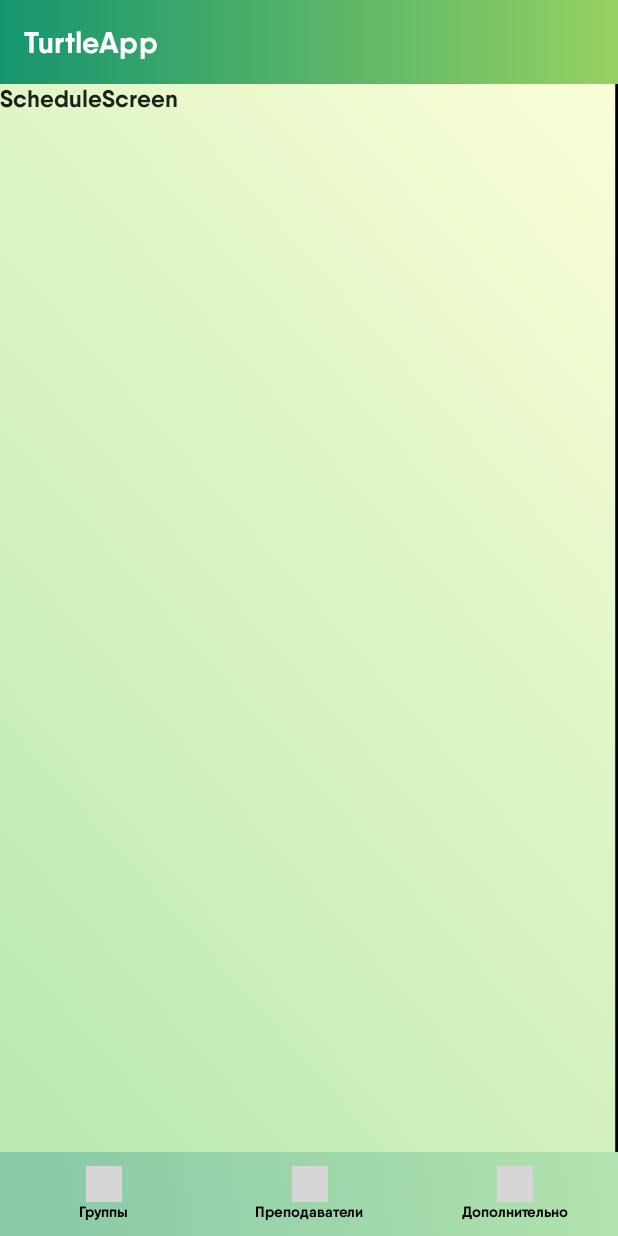
After one commit to marat101/TurtleApp, an Android app built with Jetpack Compose: the ScheduleScreen screen opened through its navigation route, on a phone screen of 412 x 824 dp. The commit adds this screen. Run offline under Robolectric (Android 15) with nearby library versions, the phone set to English and light mode, and no system bars; 2 statements that could not run were skipped; grey boxes are pictures that could not be loaded.

Commit message:
add bottom navigation menu && fix background drawable

```diff
--- a/app/src/main/res/values/themes.xml
+++ b/app/src/main/res/values/themes.xml
@@ -3,5 +3,6 @@
 
     <style name="Theme.TurtleApp" parent="android:Theme.Material.Light.NoActionBar">
         <item name="android:forceDarkAllowed" tools:targetApi="q">false</item>
+        <item name="android:windowBackground">@drawable/back</item>
     </style>
 </resources>
--- /dev/null
+++ b/ui/src/debug/res/drawable/ic_more.xml
@@ -0,0 +1,5 @@
+<vector android:autoMirrored="true" android:height="24dp"
+    android:tint="#FFFFFF" android:viewportHeight="24"
+    android:viewportWidth="24" android:width="24dp" xmlns:android="http://schemas.android.com/apk/res/android">
+    <path android:fillColor="@android:color/white" android:pathData="M4,10.5c-0.83,0 -1.5,0.67 -1.5,1.5s0.67,1.5 1.5,1.5 1.5,-0.67 1.5,-1.5 -0.67,-1.5 -1.5,-1.5zM4,4.5c-0.83,0 -1.5,0.67 -1.5,1.5S3.17,7.5 4,7.5 5.5,6.83 5.5,6 4.83,4.5 4,4.5zM4,16.5c-0.83,0 -1.5,0.68 -1.5,1.5s0.68,1.5 1.5,1.5 1.5,-0.68 1.5,-1.5 -0.67,-1.5 -1.5,-1.5zM7,19h14v-2L7,17v2zM7,13h14v-2L7,11v2zM7,5v2h14L21,5L7,5z"/>
+</vector>
--- a/ui/src/main/java/com/turtleteam/ui/MainActivity.kt
+++ b/ui/src/main/java/com/turtleteam/ui/MainActivity.kt
@@ -1,20 +1,17 @@
 package com.turtleteam.ui
 
 import android.annotation.SuppressLint
-import android.graphics.drawable.Drawable
 import android.os.Bundle
 import androidx.activity.ComponentActivity
 import androidx.activity.compose.setContent
-import androidx.compose.foundation.Image
 import androidx.compose.foundation.background
-import androidx.compose.foundation.layout.Column
-import androidx.compose.foundation.layout.fillMaxSize
+import androidx.compose.foundation.layout.*
 import androidx.compose.material.*
 import androidx.compose.ui.Modifier
 import androidx.compose.ui.graphics.Color
-import androidx.compose.ui.graphics.toArgb
-import androidx.compose.ui.res.painterResource
 import androidx.compose.ui.unit.dp
+import androidx.navigation.compose.rememberNavController
+import com.turtleteam.ui.screens.navigation.BottomNavigationMenu
 import com.turtleteam.ui.screens.navigation.TurtleNavHost
 import com.turtleteam.ui.theme.TurtleAppTheme
 import com.turtleteam.ui.theme.lightBrush1
@@ -23,17 +20,13 @@ class MainActivity : ComponentActivity() {
 
     @SuppressLint("UnusedMaterialScaffoldPaddingParameter")
     override fun onCreate(savedInstanceState: Bundle?) {
-        window.statusBarColor = Color.Transparent.toArgb()
-        window.setBackgroundDrawableResource(R.drawable.toolbar_gradient)
+//        window.statusBarColor = Color.Transparent.toArgb()
+//        window.setBackgroundDrawableResource(R.drawable.toolbar_gradient)
         super.onCreate(savedInstanceState)
 
         setContent {
             TurtleAppTheme {
-                Image(
-                    modifier = Modifier.fillMaxSize(),
-                    painter = painterResource(id = R.drawable.back),
-                    contentDescription = ""
-                )
+                val navController = rememberNavController()
                 Column(modifier = Modifier.fillMaxSize()) {
                     TopAppBar(
                         title = { Text(text = "TurtleApp") },
@@ -42,7 +35,10 @@ class MainActivity : ComponentActivity() {
                         backgroundColor = Color.Transparent,
                         elevation = 0.dp
                     )
-                    TurtleNavHost()
+                    Box(Modifier.fillMaxWidth().weight(1f)){
+                        TurtleNavHost(navController)
+                    }
+                    BottomNavigationMenu(navController)
                 }
             }
         }
--- /dev/null
+++ b/ui/src/main/java/com/turtleteam/ui/screens/navigation/BottomNavigationMenu.kt
@@ -0,0 +1,112 @@
+package com.turtleteam.ui.screens.navigation
+
+import androidx.annotation.DrawableRes
+import androidx.annotation.StringRes
+import androidx.compose.foundation.background
+import androidx.compose.foundation.layout.Column
+import androidx.compose.foundation.layout.RowScope
+import androidx.compose.foundation.layout.fillMaxWidth
+import androidx.compose.foundation.layout.size
+import androidx.compose.material.BottomNavigation
+import androidx.compose.material.BottomNavigationItem
+import androidx.compose.material.Icon
+import androidx.compose.material.Text
+import androidx.compose.runtime.Composable
+import androidx.compose.ui.Alignment
+import androidx.compose.ui.Modifier
+import androidx.compose.ui.graphics.Color
+import androidx.compose.ui.res.painterResource
+import androidx.compose.ui.res.stringResource
+import androidx.compose.ui.unit.dp
+import androidx.compose.ui.unit.sp
+import androidx.navigation.NavHostController
+import androidx.navigation.compose.currentBackStackEntryAsState
+import com.turtleteam.ui.R
+import com.turtleteam.ui.theme.lightBackgroundBrush
+
+@Composable
+fun BottomNavigationMenu(
+    navHostController: NavHostController
+){
+    val backStack = navHostController.currentBackStackEntryAsState()
+
+    BottomNavigation(
+        modifier = Modifier.fillMaxWidth().background(lightBackgroundBrush),
+        backgroundColor = Color.Transparent,
+        elevation = 0.dp
+    ) {
+        val isHomeScreenSelected = backStack.value?.destination?.route == Routes.HOME_SCREEN.route
+        CustomBottomNavigationItem(
+            rowScope = this,
+            isItemSelected = isHomeScreenSelected,
+            navHostController = navHostController,
+            route = Routes.HOME_SCREEN.route,
+            drawableId = R.drawable.ic_groups,
+            stringId = R.string.groups
+        )
+        val isTeachersScreenSelected = backStack.value?.destination?.route == Routes.TEACHERS_SCREEN.route
+        CustomBottomNavigationItem(
+            rowScope = this,
+            isItemSelected = isTeachersScreenSelected,
+            navHostController = navHostController,
+            route = Routes.TEACHERS_SCREEN.route,
+            drawableId = R.drawable.ic_teachers,
+            stringId = R.string.teachers
+        )
+
+        val isMoreScreenSelected = backStack.value?.destination?.route == Routes.MORE_SCREEN.route
+        CustomBottomNavigationItem(
+            rowScope = this,
+            isItemSelected = isMoreScreenSelected,
+            navHostController = navHostController,
+            route = Routes.MORE_SCREEN.route,
+            drawableId = R.drawable.ic_more,
+            stringId = R.string.more
+        )
+    }
+}
+
+@Composable
+fun CustomBottomNavigationItem(
+    rowScope: RowScope,
+    isItemSelected: Boolean,
+    navHostController: NavHostController,
+    route:String,
+    @DrawableRes drawableId:Int,
+    @StringRes stringId:Int
+) {
+    rowScope.BottomNavigationItem(
+        selected = isItemSelected,
+        onClick = {
+            navHostController.navigate(route){ popUpTo(0) }
+        },
+        icon = {
+            BottomNavigationItemIcon(
+                drawableId = drawableId,
+                stringId = stringId,
+                isItemSelected = isItemSelected
+            )
+        }
+    )
+}
+
+@Composable
+fun BottomNavigationItemIcon(
+    @DrawableRes drawableId:Int,
+    @StringRes stringId:Int,
+    isItemSelected:Boolean
+){
+    Column(horizontalAlignment = Alignment.CenterHorizontally) {
+        Icon(
+            modifier = Modifier.size(24.dp),
+            painter = painterResource(id = drawableId),
+            contentDescription = null,
+            tint = if (isItemSelected) Color.White else Color.Black
+        )
+        Text(
+            text = stringResource(id = stringId),
+            fontSize = if (isItemSelected) 14.sp else 10.sp,
+            color = if (isItemSelected) Color.White else Color.Black
+        )
+    }
+}
--- a/ui/src/main/java/com/turtleteam/ui/screens/navigation/Navigation.kt
+++ b/ui/src/main/java/com/turtleteam/ui/screens/navigation/Navigation.kt
@@ -1,16 +1,25 @@
 package com.turtleteam.ui.screens.navigation
 
 import androidx.compose.runtime.Composable
+import androidx.navigation.NavHostController
 import androidx.navigation.compose.NavHost
 import androidx.navigation.compose.composable
-import androidx.navigation.compose.rememberNavController
+import com.turtleteam.ui.screens.morescreen.MoreScreen
+import com.turtleteam.ui.screens.schedulescreen.ScheduleScreen
 import com.turtleteam.ui.screens.scheduleselect.ScheduleSelectScreen
+import com.turtleteam.ui.screens.teachersscreen.TeachersScreen
 
 @Composable
-fun TurtleNavHost() {
-    val navController = rememberNavController()
-
-    NavHost(navController = navController, startDestination = Routes.HOMESCREEN.route) {
-        composable(Routes.HOMESCREEN.route) { ScheduleSelectScreen(navController) }
+fun TurtleNavHost(
+    navController: NavHostController
+) {
+    NavHost(navController = navController, startDestination = Routes.HOME_SCREEN.route) {
+        composable(Routes.HOME_SCREEN.route) { ScheduleSelectScreen(navController) }
+        composable(Routes.TEACHERS_SCREEN.route) { TeachersScreen(navController) }
+        composable(Routes.MORE_SCREEN.route) { MoreScreen(navController) }
+        composable(Routes.SCHEDULE_SCREEN.route) {
+        //TODO add args
+            ScheduleScreen(navController)
+        }
     }
 }
--- a/ui/src/main/java/com/turtleteam/ui/screens/navigation/Routes.kt
+++ b/ui/src/main/java/com/turtleteam/ui/screens/navigation/Routes.kt
@@ -1,5 +1,8 @@
 package com.turtleteam.ui.screens.navigation
 
 enum class Routes(val route: String) {
-    HOMESCREEN("home_screen")
+    HOME_SCREEN("home_screen"),
+    TEACHERS_SCREEN("teachers_screen"),
+    MORE_SCREEN("more_screen"),
+    SCHEDULE_SCREEN("schedule_screen")
 }
--- /dev/null
+++ b/ui/src/main/java/com/turtleteam/ui/screens/schedulescreen/ScheduleScreen.kt
@@ -0,0 +1,10 @@
+package com.turtleteam.ui.screens.schedulescreen
+
+import androidx.compose.material.Text
+import androidx.compose.runtime.Composable
+import androidx.navigation.NavHostController
+
+@Composable
+fun ScheduleScreen(navController: NavHostController) {
+    Text(text = "ScheduleScreen")
+}
--- a/ui/src/main/java/com/turtleteam/ui/screens/scheduleselect/ScheduleSelectScreen.kt
+++ b/ui/src/main/java/com/turtleteam/ui/screens/scheduleselect/ScheduleSelectScreen.kt
@@ -133,6 +133,7 @@ fun GroupList(
             modifier = Modifier.fillMaxWidth(),
             label = { Text(text = stringResource(R.string.search),color = Color.Black) },
             maxLines = 1,
+            singleLine = true,
             value = query.value,
             onValueChange = {
                 query.value = it
--- a/ui/src/main/java/com/turtleteam/ui/theme/Color.kt
+++ b/ui/src/main/java/com/turtleteam/ui/theme/Color.kt
@@ -1,5 +1,6 @@
 package com.turtleteam.ui.theme
 
+import androidx.compose.ui.geometry.Offset
 import androidx.compose.ui.graphics.Brush
 import androidx.compose.ui.graphics.Color
 
@@ -24,6 +25,11 @@ val darkGreen = Color(0xFF15956F)
 val lightGreen = Color(0xFF96D162)
 val transparentWhite = Color(255, 255, 255, 0x40)
 val lightBrush1 = Brush.horizontalGradient(listOf(darkGreen ,lightGreen))
+val lightBackgroundBrush = Brush.linearGradient(
+    listOf(Color(0xFF86C8A7), Color(0xFFB3E3AE)),
+    start = Offset(0f, Float.POSITIVE_INFINITY),
+    end = Offset(Float.POSITIVE_INFINITY, 0f)
+)
 
 
 // Темная Тёма
--- a/ui/src/main/res/values/strings.xml
+++ b/ui/src/main/res/values/strings.xml
@@ -4,4 +4,7 @@
     <string name="search">Поиск</string>
     <string name="pinned_groups">Закрепленные</string>
     <string name="all_groups">Все группы</string>
+    <string name="groups">Группы</string>
+    <string name="teachers">Преподаватели</string>
+    <string name="more">Дополнительно</string>
 </resources>
```
Also changed, not shown: ui/src/main/java/com/turtleteam/ui/screens/morescreen/MoreScreen.kt (added, +10 -0 lines), ui/src/main/java/com/turtleteam/ui/screens/teachersscreen/TeachersScreen.kt (added, +10 -0 lines).
